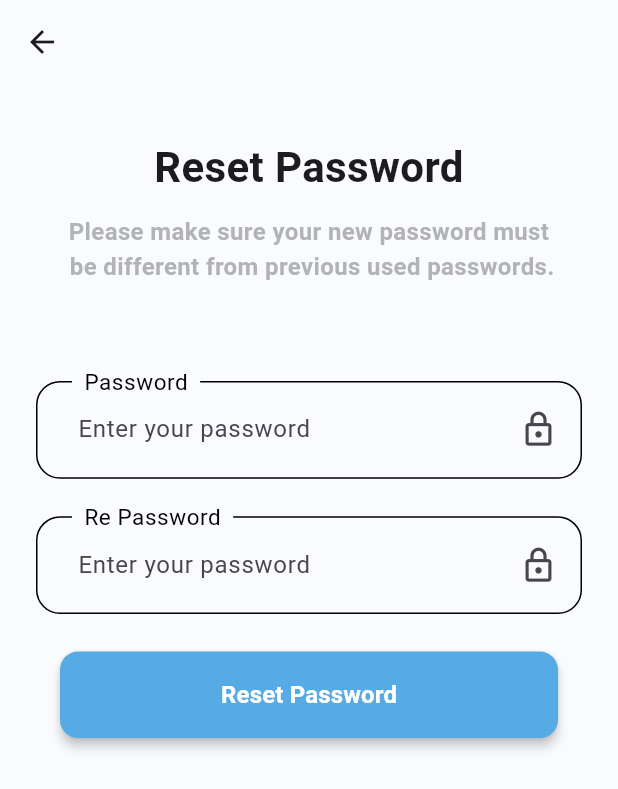
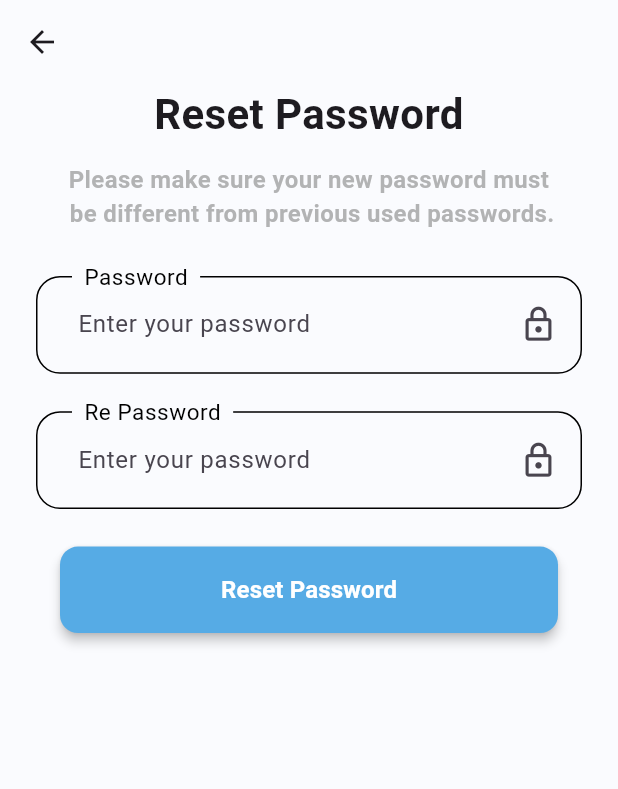
Before and after one commit to abdelrahman-elbattawy/ecommerce_app_flutter, a Flutter app: the ResetPasswordView screen opened by its route, on a phone screen of 412 x 824 dp. Shown: the top 789 px of the screen. Run offline on Flutter 3.47's test engine with Material 3 defaults, Android fonts, the phone set to English and light mode, and no system bars; our stand-ins replace dartz, firebase_core, flutter_otp_text_field, get, shared_preferences; accounts and stored records are empty; statements that could not run were skipped.

Commit message:
improved reset password view

```diff
--- a/lib/features/auth/views/widgets/reset_password_view_body.dart
+++ b/lib/features/auth/views/widgets/reset_password_view_body.dart
@@ -21,7 +21,6 @@ class ResetPasswordViewBody extends GetView<ResetPasswordControllerImpl> {
           padding: EdgeInsets.zero,
           physics: const BouncingScrollPhysics(),
           children: [
-            const SizedBox(height: 35),
             CustomTitleAuth(
               text: AppTranslationsKeys.resetPasswordHeaderOne.tr,
             ),
@@ -29,7 +28,7 @@ class ResetPasswordViewBody extends GetView<ResetPasswordControllerImpl> {
             CustomBodyAuth(
               text: AppTranslationsKeys.resetPasswordHeaderTwo.tr,
             ),
-            const SizedBox(height: 65),
+            const SizedBox(height: 30),
             GetBuilder<ResetPasswordControllerImpl>(builder: (controller) {
               return CustomTextFormField(
                 labelText: AppTranslationsKeys.resetPasswordPassLabel.tr,
```
